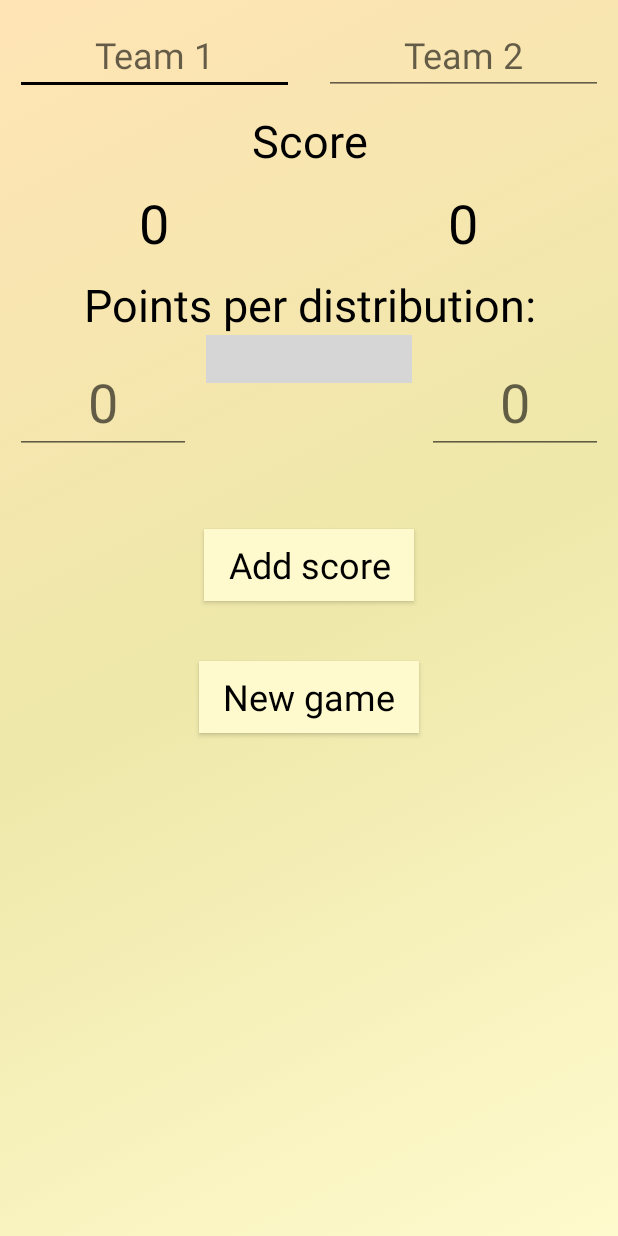
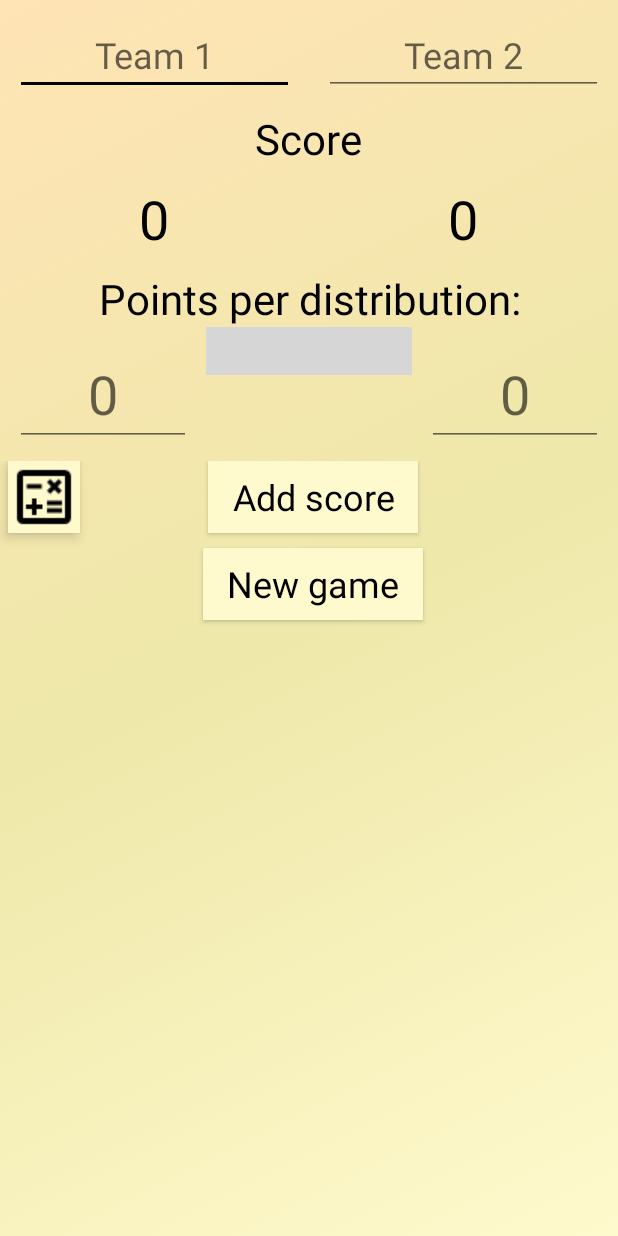
Before and after one commit to MAXSSYPE/Deberc, an Android app: the screen it shows after launch (Activity2x2), on a phone screen of 412 x 824 dp. Run offline under Robolectric (Android 15) with nearby library versions, the phone set to English and light mode, and no system bars; our stand-ins replace AdMob; libraries missing offline, so code that uses them is left out: com.maltaisn.calcdialog, com.shawnlin.numberpicker, com.special; plain views replace NumberPicker; 31 statements that could not run were skipped; grey boxes are pictures that could not be loaded.

Commit message:
calc dialog add

```diff
--- a/app/src/main/java/app/first/my_deb/Activity2x2.java
+++ b/app/src/main/java/app/first/my_deb/Activity2x2.java
@@ -1,6 +1,5 @@
 package app.first.my_deb;
 
-import android.app.Activity;
 import android.content.Context;
 import android.content.DialogInterface;
 import android.content.Intent;
@@ -19,25 +18,30 @@ import android.view.WindowManager;
 import android.view.inputmethod.EditorInfo;
 import android.view.inputmethod.InputMethodManager;
 import android.widget.EditText;
+import android.widget.ImageButton;
 import android.widget.LinearLayout;
 import android.widget.TextView;
 
+import androidx.annotation.Nullable;
 import androidx.appcompat.app.AlertDialog;
+import androidx.appcompat.app.AppCompatActivity;
 import androidx.preference.PreferenceManager;
 
 import com.google.android.gms.ads.AdRequest;
 import com.google.android.gms.ads.AdView;
 import com.google.android.gms.ads.MobileAds;
 import com.google.gson.Gson;
+import com.maltaisn.calcdialog.CalcDialog;
 import com.shawnlin.numberpicker.NumberPicker;
 import com.special.ResideMenu.ResideMenu;
 import com.special.ResideMenu.ResideMenuItem;
 
+import java.math.BigDecimal;
 import java.util.ArrayList;
 
-public class Activity2x2 extends Activity {
-    private ArrayList<String> arrPlayer1 = new ArrayList<>();
-    private ArrayList<String> arrPlayer2 = new ArrayList<>();
+public class Activity2x2 extends AppCompatActivity implements CalcDialog.CalcDialogCallback {
+    private final ArrayList<String> arrPlayer1 = new ArrayList<>();
+    private final ArrayList<String> arrPlayer2 = new ArrayList<>();
     private TextView resultField1;
     private TextView resultField2;
     private EditText numberField1;
@@ -46,6 +50,11 @@ public class Activity2x2 extends Activity {
     private TextView name2;
     private ResideMenu resideMenu;
     private NumberPicker numberPicker;
+    @Nullable
+    private BigDecimal value = null;
+    final CalcDialog calcDialog = new CalcDialog();
+    private ImageButton calc;
+
 
     @Override
     protected void onCreate(Bundle savedInstanceState) {
@@ -75,6 +84,7 @@ public class Activity2x2 extends Activity {
         resultField2 = findViewById(R.id.resultField2);
         name1 = findViewById(R.id.name1);
         name2 = findViewById(R.id.name2);
+        calc = findViewById(R.id.but_calc);
         numberPicker = findViewById(R.id.number_picker);
         final String[] data = {"162", "182", "202", "212", "222", "232", "242", "252", "262", "272", "282", "302", "322"};
         numberPicker.setMinValue(1);
@@ -100,17 +110,17 @@ public class Activity2x2 extends Activity {
             public void onClick(View view) {
                 try {
                     if (!(numberField1.getText().toString().length() == 0 && numberField2.getText().toString().length() == 0) || !(numberField1.getText().toString().length() != 0 && numberField2.getText().toString().length() != 0)) {
-                        if (numberField1.getText().toString().length() != 0 && Integer.valueOf(numberField1.getText().toString()) > 0) {
-                            if (!numberField1.getText().toString().equals("") && !numberField1.getText().toString().equals("-") && Integer.valueOf(numberField1.getText().toString()) >= 0 && Integer.valueOf(numberField1.getText().toString()) <= Integer.valueOf(data[numberPicker.getValue() - 1])) {
-                                numberField2.setHint(String.valueOf(Integer.valueOf(data[numberPicker.getValue() - 1]) - Integer.valueOf(numberField1.getText().toString())));
+                        if (numberField1.getText().toString().length() != 0 && Integer.parseInt(numberField1.getText().toString()) > 0) {
+                            if (!numberField1.getText().toString().equals("") && !numberField1.getText().toString().equals("-") && Integer.parseInt(numberField1.getText().toString()) >= 0 && Integer.parseInt(numberField1.getText().toString()) <= Integer.parseInt(data[numberPicker.getValue() - 1])) {
+                                numberField2.setHint(String.valueOf(Integer.parseInt(data[numberPicker.getValue() - 1]) - Integer.parseInt(numberField1.getText().toString())));
                             } else {
                                 numberField1.setHint("0");
                                 numberField2.setHint("0");
                             }
                         }
-                        if (numberField2.getText().toString().length() != 0 && Integer.valueOf(numberField2.getText().toString()) > 0) {
-                            if (!numberField2.getText().toString().equals("") && !numberField2.getText().toString().equals("-") && Integer.valueOf(numberField2.getText().toString()) >= 0 && Integer.valueOf(numberField2.getText().toString()) <= Integer.valueOf(data[numberPicker.getValue() - 1])) {
-                                numberField1.setHint(String.valueOf(Integer.valueOf(data[numberPicker.getValue() - 1]) - Integer.valueOf(numberField2.getText().toString())));
+                        if (numberField2.getText().toString().length() != 0 && Integer.parseInt(numberField2.getText().toString()) > 0) {
+                            if (!numberField2.getText().toString().equals("") && !numberField2.getText().toString().equals("-") && Integer.parseInt(numberField2.getText().toString()) >= 0 && Integer.parseInt(numberField2.getText().toString()) <= Integer.parseInt(data[numberPicker.getValue() - 1])) {
+                                numberField1.setHint(String.valueOf(Integer.parseInt(data[numberPicker.getValue() - 1]) - Integer.parseInt(numberField2.getText().toString())));
                             } else {
                                 numberField1.setHint("0");
                                 numberField2.setHint("0");
@@ -127,17 +137,17 @@ public class Activity2x2 extends Activity {
             public void onValueChange(NumberPicker picker, int oldVal, int newVal) {
                 try {
                     if (!(numberField1.getText().toString().length() == 0 && numberField2.getText().toString().length() == 0) || !(numberField1.getText().toString().length() != 0 && numberField2.getText().toString().length() != 0)) {
-                        if (numberField1.getText().toString().length() != 0 && Integer.valueOf(numberField1.getText().toString()) > 0) {
-                            if (!numberField1.getText().toString().equals("") && !numberField1.getText().toString().equals("-") && Integer.valueOf(numberField1.getText().toString()) >= 0 && Integer.valueOf(numberField1.getText().toString()) <= Integer.valueOf(data[picker.getValue() - 1])) {
-                                numberField2.setHint(String.valueOf(Integer.valueOf(data[picker.getValue() - 1]) - Integer.valueOf(numberField1.getText().toString())));
+                        if (numberField1.getText().toString().length() != 0 && Integer.parseInt(numberField1.getText().toString()) > 0) {
+                            if (!numberField1.getText().toString().equals("") && !numberField1.getText().toString().equals("-") && Integer.parseInt(numberField1.getText().toString()) >= 0 && Integer.parseInt(numberField1.getText().toString()) <= Integer.parseInt(data[picker.getValue() - 1])) {
+                                numberField2.setHint(String.valueOf(Integer.parseInt(data[picker.getValue() - 1]) - Integer.parseInt(numberField1.getText().toString())));
                             } else {
                                 numberField1.setHint("0");
                                 numberField2.setHint("0");
                             }
                         }
-                        if (numberField2.getText().toString().length() != 0 && Integer.valueOf(numberField2.getText().toString()) > 0) {
-                            if (!numberField2.getText().toString().equals("") && !numberField2.getText().toString().equals("-") && Integer.valueOf(numberField2.getText().toString()) >= 0 && Integer.valueOf(numberField2.getText().toString()) <= Integer.valueOf(data[picker.getValue() - 1])) {
-                                numberField1.setHint(String.valueOf(Integer.valueOf(data[picker.getValue() - 1]) - Integer.valueOf(numberField2.getText().toString())));
+                        if (numberField2.getText().toString().length() != 0 && Integer.parseInt(numberField2.getText().toString()) > 0) {
+                            if (!numberField2.getText().toString().equals("") && !numberField2.getText().toString().equals("-") && Integer.parseInt(numberField2.getText().toString()) >= 0 && Integer.parseInt(numberField2.getText().toString()) <= Integer.parseInt(data[picker.getValue() - 1])) {
+                                numberField1.setHint(String.valueOf(Integer.parseInt(data[picker.getValue() - 1]) - Integer.parseInt(numberField2.getText().toString())));
                             } else {
                                 numberField1.setHint("0");
                                 numberField2.setHint("0");
@@ -154,17 +164,17 @@ public class Activity2x2 extends Activity {
             public void onScrollStateChange(NumberPicker view, int scrollState) {
                 try {
                     if (!(numberField1.getText().toString().length() == 0 && numberField2.getText().toString().length() == 0) || !(numberField1.getText().toString().length() != 0 && numberField2.getText().toString().length() != 0)) {
-                        if (numberField1.getText().toString().length() != 0 && Integer.valueOf(numberField1.getText().toString()) > 0) {
-                            if (!numberField1.getText().toString().equals("") && !numberField1.getText().toString().equals("-") && Integer.valueOf(numberField1.getText().toString()) >= 0 && Integer.valueOf(numberField1.getText().toString()) <= Integer.valueOf(data[view.getValue() - 1])) {
-                                numberField2.setHint(String.valueOf(Integer.valueOf(data[view.getValue() - 1]) - Integer.valueOf(numberField1.getText().toString())));
+                        if (numberField1.getText().toString().length() != 0 && Integer.parseInt(numberField1.getText().toString()) > 0) {
+                            if (!numberField1.getText().toString().equals("") && !numberField1.getText().toString().equals("-") && Integer.parseInt(numberField1.getText().toString()) >= 0 && Integer.parseInt(numberField1.getText().toString()) <= Integer.parseInt(data[view.getValue() - 1])) {
+                                numberField2.setHint(String.valueOf(Integer.parseInt(data[view.getValue() - 1]) - Integer.parseInt(numberField1.getText().toString())));
                             } else {
                                 numberField1.setHint("0");
                                 numberField2.setHint("0");
                             }
                         }
-                        if (numberField2.getText().toString().length() != 0 && Integer.valueOf(numberField2.getText().toString()) > 0) {
-                            if (!numberField2.getText().toString().equals("") && !numberField2.getText().toString().equals("-") && Integer.valueOf(numberField2.getText().toString()) >= 0 && Integer.valueOf(numberField2.getText().toString()) <= Integer.valueOf(data[view.getValue() - 1])) {
-                                numberField1.setHint(String.valueOf(Integer.valueOf(data[view.getValue() - 1]) - Integer.valueOf(numberField2.getText().toString())));
+                        if (numberField2.getText().toString().length() != 0 && Integer.parseInt(numberField2.getText().toString()) > 0) {
+                            if (!numberField2.getText().toString().equals("") && !numberField2.getText().toString().equals("-") && Integer.parseInt(numberField2.getText().toString()) >= 0 && Integer.parseInt(numberField2.getText().toString()) <= Integer.parseInt(data[view.getValue() - 1])) {
+                                numberField1.setHint(String.valueOf(Integer.parseInt(data[view.getValue() - 1]) - Integer.parseInt(numberField2.getText().toString())));
                             } else {
                                 numberField1.setHint("0");
                                 numberField2.setHint("0");
@@ -195,8 +205,8 @@ public class Activity2x2 extends Activity {
             @Override
             public void onTextChanged(CharSequence charSequence, int i, int i1, int i2) {
                 try {
-                    if (!numberField1.getText().toString().equals("") && !numberField1.getText().toString().equals("-") && Integer.valueOf(numberField1.getText().toString()) >= 0 && Integer.valueOf(numberField1.getText().toString()) <= Integer.valueOf(data[numberPicker.getValue() - 1])) {
-                        numberField2.setHint(String.valueOf(Integer.valueOf(data[numberPicker.getValue() - 1]) - Integer.valueOf(numberField1.getText().toString())));
+                    if (!numberField1.getText().toString().equals("") && !numberField1.getText().toString().equals("-") && Integer.parseInt(numberField1.getText().toString()) >= 0 && Integer.parseInt(numberField1.getText().toString()) <= Integer.parseInt(data[numberPicker.getValue() - 1])) {
+                        numberField2.setHint(String.valueOf(Integer.parseInt(data[numberPicker.getValue() - 1]) - Integer.parseInt(numberField1.getText().toString())));
                     } else {
                         numberField1.setHint("0");
                         numberField2.setHint("0");
@@ -221,8 +231,8 @@ public class Activity2x2 extends Activity {
             @Override
             public void onTextChanged(CharSequence charSequence, int i, int i1, int i2) {
                 try {
-                    if (!numberField2.getText().toString().equals("") && !numberField2.getText().toString().equals("-") && Integer.valueOf(numberField2.getText().toString()) >= 0 && Integer.valueOf(numberField2.getText().toString()) <= Integer.valueOf(data[numberPicker.getValue() - 1])) {
-                        numberField1.setHint(String.valueOf(Integer.valueOf(data[numberPicker.getValue() - 1]) - Integer.valueOf(numberField2.getText().toString())));
+                    if (!numberField2.getText().toString().equals("") && !numberField2.getText().toString().equals("-") && Integer.parseInt(numberField2.getText().toString()) >= 0 && Integer.parseInt(numberField2.getText().toString()) <= Integer.parseInt(data[numberPicker.getValue() - 1])) {
+                        numberField1.setHint(String.valueOf(Integer.parseInt(data[numberPicker.getValue() - 1]) - Integer.parseInt(numberField2.getText().toString())));
                     } else {
                         numberField1.setHint("0");
                         numberField2.setHint("0");
@@ -369,21 +379,21 @@ public class Activity2x2 extends Activity {
         }
         if (!(numberField1.getText().toString().equals("") && numberField2.getText().toString().equals("")))
             try {
-                int prev1 = Integer.valueOf(resultField1.getText().toString());
-                int prev2 = Integer.valueOf(resultField2.getText().toString());
-                int now1 = 0;
-                int now2 = 0;
+                int prev1 = Integer.parseInt(resultField1.getText().toString());
+                int prev2 = Integer.parseInt(resultField2.getText().toString());
+                int now1;
+                int now2;
                 if (!numberField1.getText().toString().equals(""))
-                    now1 = Integer.valueOf(numberField1.getText().toString());
+                    now1 = Integer.parseInt(numberField1.getText().toString());
                 else {
-                    now1 = Integer.valueOf(numberField1.getHint().toString());
+                    now1 = Integer.parseInt(numberField1.getHint().toString());
                     numberField1.setText(numberField1.getHint().toString());
                 }
 
                 if (!numberField2.getText().toString().equals(""))
-                    now2 = Integer.valueOf(numberField2.getText().toString());
+                    now2 = Integer.parseInt(numberField2.getText().toString());
                 else {
-                    now2 = Integer.valueOf(numberField2.getHint().toString());
+                    now2 = Integer.parseInt(numberField2.getHint().toString());
                     numberField2.setText(numberField2.getHint().toString());
                 }
                 resultField1.setText(String.valueOf(prev1 + now1));
@@ -470,6 +480,12 @@ public class Activity2x2 extends Activity {
     }
 
     @Override
+    protected void onPause() {
+        super.onPause();
+        saveText();
+    }
+
+    @Override
     public boolean dispatchTouchEvent(MotionEvent ev) {
         return resideMenu.dispatchTouchEvent(ev);
     }
@@ -504,7 +520,7 @@ public class Activity2x2 extends Activity {
                 }).setNegativeButton(getResources().getString(R.string.no), null).show();
     }
 
-    private ResideMenu.OnMenuListener menuListener = new ResideMenu.OnMenuListener() {
+    private final ResideMenu.OnMenuListener menuListener = new ResideMenu.OnMenuListener() {
         @Override
         public void openMenu() {
             InputMethodManager imm = (InputMethodManager) getApplicationContext().getSystemService(Context.INPUT_METHOD_SERVICE);
@@ -519,4 +535,15 @@ public class Activity2x2 extends Activity {
 
         }
     };
+
+    public void onCalcClick(View view) {
+        calcDialog.getSettings().setExpressionShown(true)
+                .setInitialValue(value);
+        calcDialog.show(getSupportFragmentManager(), "calc_dialog");
+    }
+
+    @Override
+    public void onValueEntered(int requestCode, @Nullable BigDecimal value) {
+        this.value = value;
+    }
 }
--- a/app/src/main/java/app/first/my_deb/Score.java
+++ b/app/src/main/java/app/first/my_deb/Score.java
@@ -4,13 +4,10 @@ import android.app.Activity;
 import android.content.Context;
 import android.content.SharedPreferences;
 import android.content.pm.ActivityInfo;
-import android.graphics.Color;
 import android.os.Build;
 import android.os.Bundle;
-import android.view.Gravity;
 import android.widget.LinearLayout;
 import android.widget.ScrollView;
-import android.widget.TextView;
 
 import androidx.preference.PreferenceManager;
 
@@ -19,7 +16,6 @@ import com.google.gson.reflect.TypeToken;
 import com.r0adkll.slidr.Slidr;
 
 import java.util.ArrayList;
-import java.util.Random;
 
 import ir.androidexception.datatable.DataTable;
 import ir.androidexception.datatable.model.DataTableHeader;
--- a/app/src/main/java/app/first/my_deb/Score2x2.java
+++ b/app/src/main/java/app/first/my_deb/Score2x2.java
@@ -4,15 +4,11 @@ import android.app.Activity;
 import android.content.Context;
 import android.content.SharedPreferences;
 import android.content.pm.ActivityInfo;
-import android.graphics.Color;
 import android.os.Build;
 import android.os.Bundle;
-import android.view.Gravity;
 import android.widget.LinearLayout;
 import android.widget.ScrollView;
-import android.widget.TextView;
 
-import androidx.appcompat.app.AppCompatActivity;
 import androidx.preference.PreferenceManager;
 
 import com.google.gson.Gson;
--- a/app/src/main/java/app/first/my_deb/Score3.java
+++ b/app/src/main/java/app/first/my_deb/Score3.java
@@ -4,15 +4,11 @@ import android.app.Activity;
 import android.content.Context;
 import android.content.SharedPreferences;
 import android.content.pm.ActivityInfo;
-import android.graphics.Color;
 import android.os.Build;
 import android.os.Bundle;
-import android.view.Gravity;
 import android.widget.LinearLayout;
 import android.widget.ScrollView;
-import android.widget.TextView;
 
-import androidx.appcompat.app.AppCompatActivity;
 import androidx.preference.PreferenceManager;
 
 import com.google.gson.Gson;
--- a/app/src/main/java/app/first/my_deb/SettingsActivity.java
+++ b/app/src/main/java/app/first/my_deb/SettingsActivity.java
@@ -6,7 +6,6 @@ import android.content.SharedPreferences;
 import android.os.Build;
 import android.os.Bundle;
 import android.view.View;
-import android.widget.Button;
 import android.widget.LinearLayout;
 
 import androidx.appcompat.app.ActionBar;
--- a/app/src/main/java/app/first/my_deb/StartActivity.java
+++ b/app/src/main/java/app/first/my_deb/StartActivity.java
@@ -9,7 +9,6 @@ import android.os.Build;
 import android.os.Bundle;
 import android.os.Handler;
 
-import androidx.appcompat.app.AppCompatActivity;
 import androidx.preference.PreferenceManager;
 
 public class StartActivity extends Activity {
--- a/app/src/main/res/layout/activity_2x2.xml
+++ b/app/src/main/res/layout/activity_2x2.xml
@@ -51,7 +51,7 @@
         android:layout_gravity="center_horizontal"
         android:text="@string/count"
         android:textAlignment="center"
-        android:textSize="30sp" />
+        android:textSize="28sp" />
 
     <LinearLayout
         android:layout_width="match_parent"
@@ -86,7 +86,7 @@
         android:layout_gravity="center_horizontal"
         android:text="@string/points_for_distribution"
         android:textAlignment="center"
-        android:textSize="30sp" />
+        android:textSize="28sp" />
 
     <LinearLayout
         android:layout_width="match_parent"
@@ -127,14 +127,33 @@
 
     </LinearLayout>
 
+    <LinearLayout
+        android:layout_width="match_parent"
+        android:layout_height="match_parent"
+        android:layout_gravity="center"
+        android:orientation="horizontal">
+
+        <ImageButton
+            android:id="@+id/but_calc"
+            android:layout_width="wrap_content"
+            android:layout_height="wrap_content"
+            android:layout_marginStart="5sp"
+            android:background="#fffacd"
+            android:elevation="5sp"
+            android:onClick="onCalcClick"
+            ads:srcCompat="@drawable/calculator" />
+
+        <LinearLayout
+            android:layout_width="match_parent"
+            android:layout_height="match_parent"
+            android:orientation="vertical">
+
             <Button
                 android:id="@+id/button"
                 android:layout_width="wrap_content"
                 android:layout_height="wrap_content"
-        android:layout_gravity="center_horizontal"
-        android:layout_marginLeft="20sp"
-        android:layout_marginTop="40sp"
-        android:layout_marginRight="20sp"
+                android:layout_gravity="center"
+                android:layout_marginEnd="24sp"
                 android:onClick="onClick"
                 android:text="@string/add"
                 android:textSize="24sp" />
@@ -145,10 +164,14 @@
                 android:layout_height="wrap_content"
                 android:layout_gravity="center_horizontal"
                 android:layout_marginLeft="20sp"
-        android:layout_marginTop="40sp"
+                android:layout_marginTop="10sp"
+                android:layout_marginEnd="24sp"
                 android:layout_marginRight="20sp"
                 android:onClick="onNewClick"
                 android:text="@string/new_game"
                 android:textSize="24sp" />
+        </LinearLayout>
 
     </LinearLayout>
+
+</LinearLayout>
--- a/app/src/main/res/values/strings.xml
+++ b/app/src/main/res/values/strings.xml
@@ -28,4 +28,6 @@
     <string name="dark">Dark theme(beta)</string>
     <string name="light">Light theme</string>
     <string name="settings">Settings</string>
+    <string name="cancel">Cancel</string>
+    <string name="clear">Clear</string>
 </resources>
--- a/app/src/main/res/values/styles.xml
+++ b/app/src/main/res/values/styles.xml
@@ -13,6 +13,21 @@
         <item name="android:windowBackground">@android:color/transparent</item>
         <item name="android:windowIsFloating">false</item>
         <item name="android:textViewStyle">@style/text_view</item>
+        <item name="calcDialogStyle">@style/calcStyle</item>
+    </style>
+
+    <style name="calcStyle" parent="CalcDialogStyle">
+        <item name="calcButtonTextCancel">@string/cancel</item>
+        <item name="calcButtonTextClear">@string/clear</item>
+        <item name="calcButtonTextOk">OK</item>
+        <item name="calcBackgroundColor">@color/colorGradientStart</item>
+        <item name="calcDialogButtonStyle">@style/dialog_but</item>
+    </style>
+
+    <style name="dialog_but">
+        <item name="android:textColor">#000</item>
+        <item name="android:textSize">16sp</item>
+        <item name="android:background">@color/colorGradientStart</item>
     </style>
 
     <style name="text_view">
@@ -37,7 +52,6 @@
         <item name="android:windowIsFloating">true</item>
         <item name="android:navigationBarColor">#000000</item>
         <item name="android:textViewStyle">@style/text_view_dark</item>
-       <!-- <item name="android:editTextStyle">@style/edit_text_dark</item>-->
     </style>
 
     <style name="text_view_dark">
--- a/build.gradle
+++ b/build.gradle
@@ -7,7 +7,7 @@ buildscript {
         mavenCentral()
     }
     dependencies {
-        classpath 'com.android.tools.build:gradle:3.5.3'
+        classpath 'com.android.tools.build:gradle:4.0.1'
         classpath 'com.google.gms:google-services:4.3.3'
 
         // NOTE: Do not place your application dependencies here; they belong
```
Also changed, not shown: app/build.gradle (+6 -5 lines), app/src/main/java/app/first/my_deb/Activity2.java (+61 -35 lines), app/src/main/java/app/first/my_deb/Activity3.java (+34 -9 lines), app/src/main/java/app/first/my_deb/Activity4.java (+36 -11 lines), app/src/main/res/layout/activity_2.xml (+31 -8 lines), app/src/main/res/layout/activity_3.xml (+31 -8 lines), app/src/main/res/layout/activity_4.xml (+31 -8 lines), app/src/main/res/drawable/calculator.png (added), gradle/wrapper/gradle-wrapper.properties, 10 other files. Lines whose indentation alone changed are shown as unchanged.
